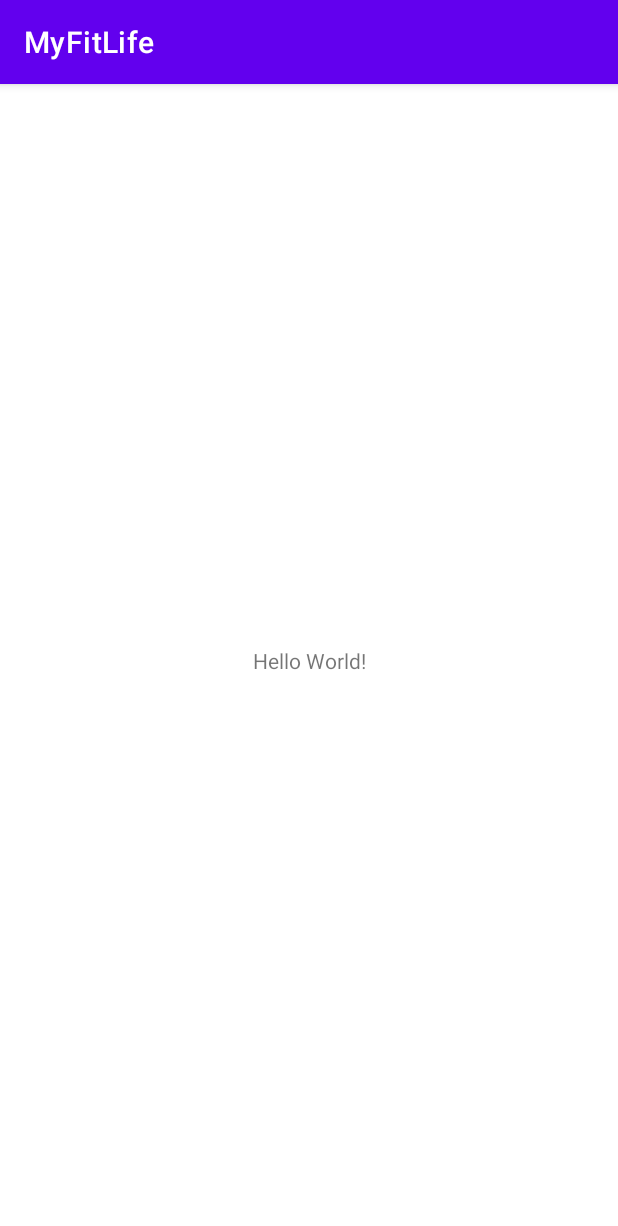
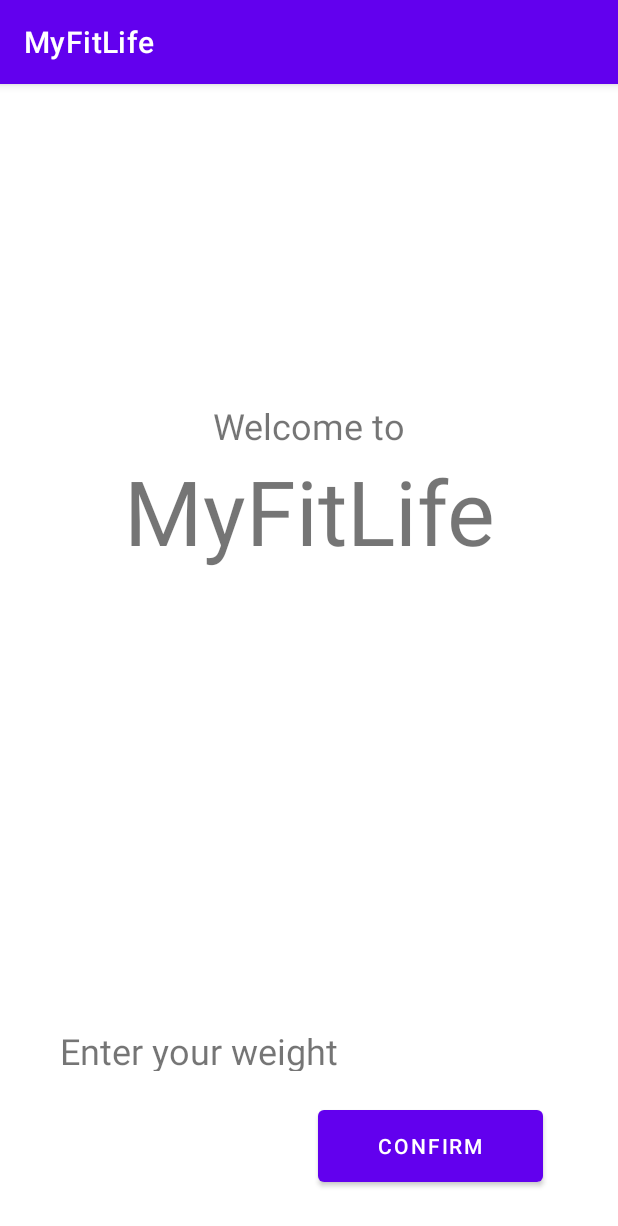
Before and after one commit to MatOldham/App-Programming-Project, an Android app: the screen it shows after launch (MainActivity), on a phone screen of 412 x 824 dp. Shown: the top 1226 px of the screen. Run offline under Robolectric (Android 15) with nearby library versions, the phone set to English and light mode, and no system bars.

Commit message:
add layouts

```diff
--- a/app/src/main/AndroidManifest.xml
+++ b/app/src/main/AndroidManifest.xml
@@ -12,7 +12,7 @@
         android:theme="@style/Theme.MyFitLife"
         tools:targetApi="31">
         <activity
-            android:name=".MainActivity"
+            android:name=".model.MainActivity"
             android:exported="true">
             <intent-filter>
                 <action android:name="android.intent.action.MAIN" />
--- a/app/src/main/java/edu/utsa/cs3443/myfitlife/MainActivity.java
+++ b/app/src/main/java/edu/utsa/cs3443/myfitlife/model/MainActivity.java
@@ -1,8 +1,10 @@
-package edu.utsa.cs3443.myfitlife;
+package edu.utsa.cs3443.myfitlife.model;
 
 import androidx.appcompat.app.AppCompatActivity;
 
 import android.os.Bundle;
+
+import edu.utsa.cs3443.myfitlife.R;
 
 public class MainActivity extends AppCompatActivity {
 //hello world
--- a/app/src/main/res/layout/activity_main.xml
+++ b/app/src/main/res/layout/activity_main.xml
@@ -4,15 +4,49 @@
     xmlns:tools="http://schemas.android.com/tools"
     android:layout_width="match_parent"
     android:layout_height="match_parent"
-    tools:context=".MainActivity">
+    tools:context=".model.MainActivity">
 
     <TextView
+        android:id="@+id/textView"
         android:layout_width="wrap_content"
         android:layout_height="wrap_content"
-        android:text="Hello World!"
+        android:text="Welcome to"
+        android:textSize="24sp"
+        app:layout_constraintBottom_toTopOf="@+id/textView2"
+        app:layout_constraintEnd_toEndOf="parent"
+        app:layout_constraintStart_toStartOf="parent" />
+
+    <TextView
+        android:id="@+id/textView2"
+        android:layout_width="wrap_content"
+        android:layout_height="wrap_content"
+        android:layout_marginBottom="200dp"
+        android:text="MyFitLife"
+        android:textSize="60sp"
         app:layout_constraintBottom_toBottomOf="parent"
         app:layout_constraintEnd_toEndOf="parent"
         app:layout_constraintStart_toStartOf="parent"
         app:layout_constraintTop_toTopOf="parent" />
 
+    <TextView
+        android:id="@+id/textView6"
+        android:layout_width="200dp"
+        android:layout_height="30dp"
+        android:layout_marginStart="40dp"
+        android:layout_marginBottom="20dp"
+        android:text="Enter your weight"
+        android:textSize="24sp"
+        app:layout_constraintBottom_toTopOf="@+id/button3"
+        app:layout_constraintStart_toStartOf="parent" />
+
+    <Button
+        android:id="@+id/button3"
+        android:layout_width="150dp"
+        android:layout_height="60dp"
+        android:layout_marginEnd="50dp"
+        android:layout_marginBottom="30dp"
+        android:text="Confirm"
+        app:layout_constraintBottom_toBottomOf="parent"
+        app:layout_constraintEnd_toEndOf="parent" />
+
 </androidx.constraintlayout.widget.ConstraintLayout>
--- a/build.gradle
+++ b/build.gradle
@@ -1,5 +1,5 @@
 // Top-level build file where you can add configuration options common to all sub-projects/modules.
 plugins {
-    id 'com.android.application' version '7.4.2' apply false
-    id 'com.android.library' version '7.4.2' apply false
+    id 'com.android.application' version '8.0.0' apply false
+    id 'com.android.library' version '8.0.0' apply false
 }
--- a/gradle.properties
+++ b/gradle.properties
@@ -19,3 +19,5 @@
 # resources declared in the library itself and none from the library's dependencies,
 # thereby reducing the size of the R class for that library
 android.nonTransitiveRClass=true
+android.defaults.buildfeatures.buildconfig=true
+android.nonFinalResIds=false
```
Also changed, not shown: app/src/main/res/layout/receipt.xml (added, +31 -0 lines), app/src/main/res/layout/workout_detail.xml (added, +62 -0 lines), app/src/main/res/layout/workout_list.xml (added, +76 -0 lines), gradle/wrapper/gradle-wrapper.properties.
